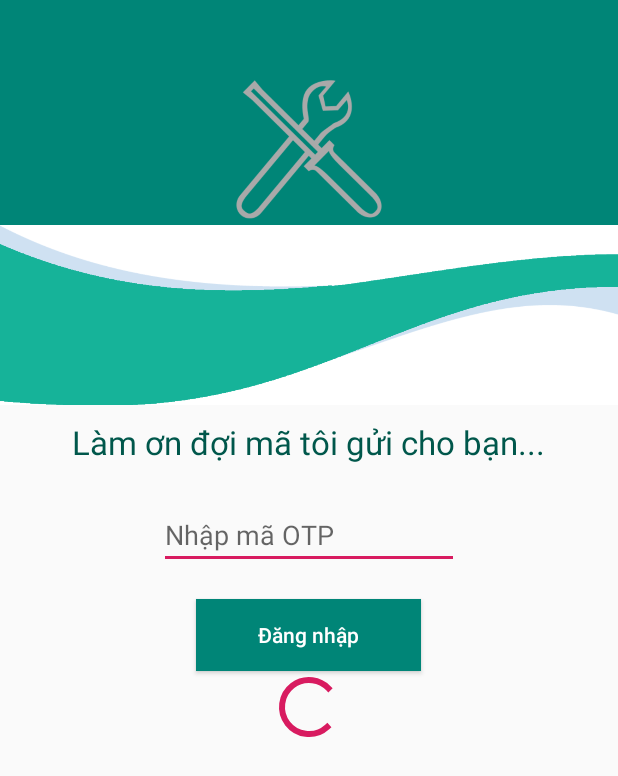
After one commit to tytn9197/bike-rescue, an Android app: the VerifyActivity screen opened directly, with no data from a screen before it, on a phone screen of 412 x 824 dp. The commit adds this screen. Shown: the top 776 px of the screen. Run offline under Robolectric (Android 15) with nearby library versions, the phone set to English and light mode, and no system bars; our stand-ins replace Firebase (no records; nobody signed in at launch, a user with empty details on screens opened directly).

Commit message:
Verify use phone number

```diff
--- a/app/build.gradle
+++ b/app/build.gradle
@@ -1,4 +1,5 @@
 apply plugin: 'com.android.application'
+apply plugin: 'com.google.gms.google-services'
 
 android {
     compileSdkVersion 29
@@ -27,6 +28,7 @@ dependencies {
     implementation fileTree(dir: 'libs', include: ['*.jar'])
     implementation 'androidx.appcompat:appcompat:1.1.0'
     implementation 'androidx.constraintlayout:constraintlayout:1.1.3'
+    implementation 'com.google.firebase:firebase-auth:19.2.0'
     testImplementation 'junit:junit:4.12'
     androidTestImplementation 'androidx.test.ext:junit:1.1.1'
     androidTestImplementation 'androidx.test.espresso:espresso-core:3.2.0'
@@ -85,4 +87,5 @@ dependencies {
     implementation 'com.google.android.gms:play-services-location:17.0.0'
     implementation 'com.karumi:dexter:6.1.2'
     implementation 'com.google.android.libraries.places:places-compat:2.3.0'
+    implementation 'com.google.firebase:firebase-analytics:17.2.2'
 }
--- a/app/src/main/java/com/example/bikerescueusermobile/ui/loading_page/LoadPageActivity.java
+++ b/app/src/main/java/com/example/bikerescueusermobile/ui/loading_page/LoadPageActivity.java
@@ -7,6 +7,7 @@ import androidx.annotation.Nullable;
 
 import com.example.bikerescueusermobile.R;
 import com.example.bikerescueusermobile.base.BaseActivity;
+import com.example.bikerescueusermobile.ui.main.LoginActivity;
 import com.example.bikerescueusermobile.ui.main.MainActivity;
 import com.google.gson.Gson;
 
@@ -25,7 +26,7 @@ public class LoadPageActivity extends BaseActivity {
                     sleep(1200);
 //                    String user = SharedPreferenceHelper.getSharedPreferenceString(LoadPageActivity.this,"user","");
 //                    if(user.trim().equals("")) {
-                        Intent intent = new Intent(getApplicationContext(), MainActivity.class);
+                        Intent intent = new Intent(getApplicationContext(), LoginActivity.class);
                         startActivity(intent);
                         finish();
 //                    }
--- /dev/null
+++ b/app/src/main/java/com/example/bikerescueusermobile/ui/main/VerifyActivity.java
@@ -0,0 +1,126 @@
+package com.example.bikerescueusermobile.ui.main;
+
+import androidx.annotation.NonNull;
+import androidx.appcompat.app.AppCompatActivity;
+
+import android.content.Intent;
+import android.os.Bundle;
+import android.view.View;
+import android.widget.EditText;
+import android.widget.ProgressBar;
+import android.widget.Toast;
+
+import com.example.bikerescueusermobile.R;
+import com.google.android.gms.tasks.OnCompleteListener;
+import com.google.android.gms.tasks.Task;
+import com.google.android.gms.tasks.TaskExecutors;
+import com.google.firebase.FirebaseException;
+import com.google.firebase.auth.AuthResult;
+import com.google.firebase.auth.FirebaseAuth;
+import com.google.firebase.auth.PhoneAuthCredential;
+import com.google.firebase.auth.PhoneAuthProvider;
+
+import java.util.concurrent.TimeUnit;
+
+public class VerifyActivity extends AppCompatActivity {
+    private String verificationId;
+    private FirebaseAuth mAuth;
+    private ProgressBar progressBar;
+    private EditText editText;
+    @Override
+    protected void onCreate(Bundle savedInstanceState) {
+        super.onCreate(savedInstanceState);
+        setContentView(R.layout.activity_verify);
+        mAuth = FirebaseAuth.getInstance();
+
+        progressBar = findViewById(R.id.progressbar);
+        editText = findViewById(R.id.editTextCode);
+
+        String phonenumber = getIntent().getStringExtra("phonenumber");
+
+        sendVerificationCode(phonenumber);
+
+        findViewById(R.id.buttonSignIn).setOnClickListener(new View.OnClickListener() {
+            @Override
+            public void onClick(View v) {
+
+                String code = editText.getText().toString().trim();
+
+                if (code.isEmpty() || code.length() < 6) {
+
+                    editText.setError("Enter code...");
+                    editText.requestFocus();
+                    return;
+                }
+                verifyCode(code);
+            }
+        });
+
+    }
+
+    private void verifyCode(String code) {
+        PhoneAuthCredential credential = PhoneAuthProvider.getCredential(verificationId, code);
+        signInWithCredential(credential);
+    }
+
+    private void signInWithCredential(PhoneAuthCredential credential) {
+        mAuth.signInWithCredential(credential)
+                .addOnCompleteListener(new OnCompleteListener<AuthResult>() {
+                    @Override
+                    public void onComplete(@NonNull Task<AuthResult> task) {
+                        if (task.isSuccessful()) {
+
+                            Intent intent = new Intent(VerifyActivity.this, MainActivity.class);
+                            intent.setFlags(Intent.FLAG_ACTIVITY_NEW_TASK | Intent.FLAG_ACTIVITY_CLEAR_TASK);
+
+                            startActivity(intent);
+
+                        } else {
+                            Toast.makeText(VerifyActivity.this, task.getException().getMessage(), Toast.LENGTH_LONG).show();
+                        }
+                    }
+                });
+    }
+
+    private void sendVerificationCode(String number) {
+        progressBar.setVisibility(View.VISIBLE);
+        PhoneAuthProvider.getInstance().verifyPhoneNumber(
+                number,
+                60,
+                TimeUnit.SECONDS,
+                TaskExecutors.MAIN_THREAD,
+                mCallBack
+        );
+
+    }
+
+    private PhoneAuthProvider.OnVerificationStateChangedCallbacks
+            mCallBack = new PhoneAuthProvider.OnVerificationStateChangedCallbacks() {
+
+        @Override
+        public void onCodeSent(String s, PhoneAuthProvider.ForceResendingToken forceResendingToken) {
+            super.onCodeSent(s, forceResendingToken);
+            verificationId = s;
+        }
+
+        @Override
+        public void onVerificationCompleted(PhoneAuthCredential phoneAuthCredential) {
+//            if (phoneAuthCredential.getSmsCode() == null) {
+//                signInWithCredential(phoneAuthCredential);
+//            } else {
+//                Log.e("PhoneCode", phoneAuthCredential.getSmsCode());
+//            }
+            String code = phoneAuthCredential.getSmsCode();
+            if (code != null) {
+                editText.setText(code);
+                verifyCode(code);
+            }
+
+        }
+
+        @Override
+        public void onVerificationFailed(FirebaseException e) {
+            Toast.makeText(VerifyActivity.this, e.getMessage(), Toast.LENGTH_LONG).show();
+        }
+    };
+}
--- /dev/null
+++ b/app/src/main/res/layout/activity_verify.xml
@@ -0,0 +1,87 @@
+<?xml version="1.0" encoding="utf-8"?>
+<RelativeLayout xmlns:android="http://schemas.android.com/apk/res/android"
+    xmlns:app="http://schemas.android.com/apk/res-auto"
+    xmlns:tools="http://schemas.android.com/tools"
+    android:layout_width="match_parent"
+    android:layout_height="match_parent"
+    tools:context=".ui.main.VerifyActivity"
+    android:orientation="vertical"
+    >
+    <RelativeLayout
+        android:id="@+id/relativeLayout"
+        android:layout_width="match_parent"
+        android:layout_height="200dp"
+        android:background="@color/colorPrimary">
+
+        <ImageView
+            android:layout_width="120dp"
+            android:layout_height="120dp"
+            android:layout_centerHorizontal="true"
+            android:layout_centerVertical="true"
+            android:background="@drawable/icon_service_mechanics" />
+
+    </RelativeLayout>
+
+    <ImageView
+        android:id="@+id/imageView"
+        android:layout_width="match_parent"
+        android:layout_height="120dp"
+        android:layout_below="@id/relativeLayout"
+        android:layout_marginTop="-50dp"
+        android:background="@drawable/waves2" />
+
+    <TextView
+        android:id="@+id/textView"
+        android:layout_width="wrap_content"
+        android:layout_height="wrap_content"
+        android:layout_below="@id/imageView"
+        android:layout_centerHorizontal="true"
+        android:layout_marginTop="10dp"
+        android:text="Làm ơn đợi mã tôi gửi cho bạn..."
+        android:textAppearance="@style/Base.TextAppearance.AppCompat.Large"
+        android:textColor="@color/colorPrimaryDark" />
+
+    <TextView
+        android:id="@+id/textView1"
+        android:layout_width="wrap_content"
+        android:layout_height="wrap_content"
+        android:layout_below="@id/textView"
+        android:layout_marginLeft="20dp"
+        android:layout_marginRight="20dp"
+        android:layout_marginTop="5dp"
+
+        android:textAlignment="center"
+        android:textColor="@color/colorPrimary" />
+
+    <EditText
+        android:id="@+id/editTextCode"
+        android:layout_width="200dp"
+        android:layout_height="wrap_content"
+        android:layout_below="@id/textView1"
+        android:layout_centerHorizontal="true"
+        android:digits="0123456789"
+        android:hint="Nhập mã OTP"
+        android:maxLength="6" />
+
+
+    <Button
+        android:id="@+id/buttonSignIn"
+        android:layout_width="150dp"
+        android:layout_height="wrap_content"
+        android:layout_below="@id/editTextCode"
+        android:layout_centerHorizontal="true"
+        android:layout_marginTop="20dp"
+        android:background="@color/colorPrimary"
+        android:text="Đăng nhập"
+        android:textAllCaps="false"
+        android:textColor="#ffffff" />
+
+    <ProgressBar
+        android:id="@+id/progressbar"
+        android:layout_width="wrap_content"
+        android:layout_height="wrap_content"
+        android:layout_below="@id/buttonSignIn"
+        android:layout_centerHorizontal="true"
+        android:visibility="gone" />
+
+</RelativeLayout>
--- a/build.gradle
+++ b/build.gradle
@@ -11,6 +11,7 @@ buildscript {
         classpath "androidx.navigation:navigation-safe-args-gradle-plugin:$nav_version"
         // NOTE: Do not place your application dependencies here; they belong
         // in the individual module build.gradle files
+        classpath 'com.google.gms:google-services:4.3.3'
     }
 }
 
```
Also changed, not shown: app/src/main/AndroidManifest.xml (+8 -6 lines), app/src/main/java/com/example/bikerescueusermobile/ui/main/CountryData.java (added, +8 -0 lines), app/src/main/java/com/example/bikerescueusermobile/ui/main/LoginActivity.java (added, +60 -0 lines), app/src/main/res/drawable-v24/ic_logo.xml (added, +8 -0 lines), app/src/main/res/layout/activity_login.xml (added, +79 -0 lines), app/src/main/res/drawable-v24/icon_service_mechanics.png (added), app/src/main/res/drawable-v24/waves.png (added), app/src/main/res/drawable-v24/waves2.png (added), 1 other file.
